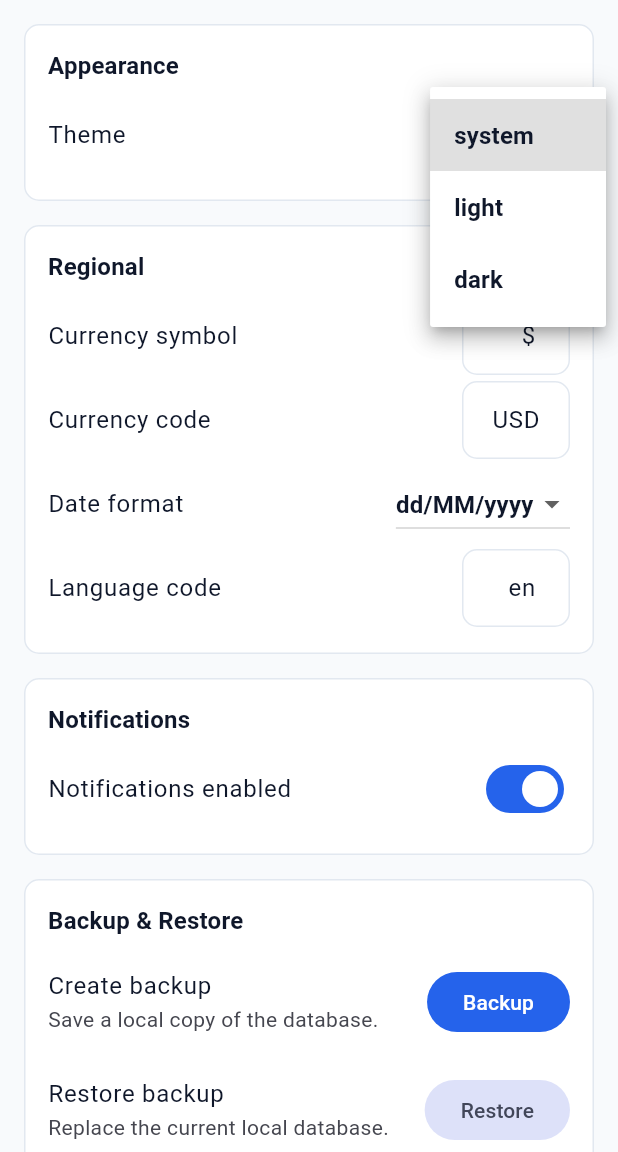
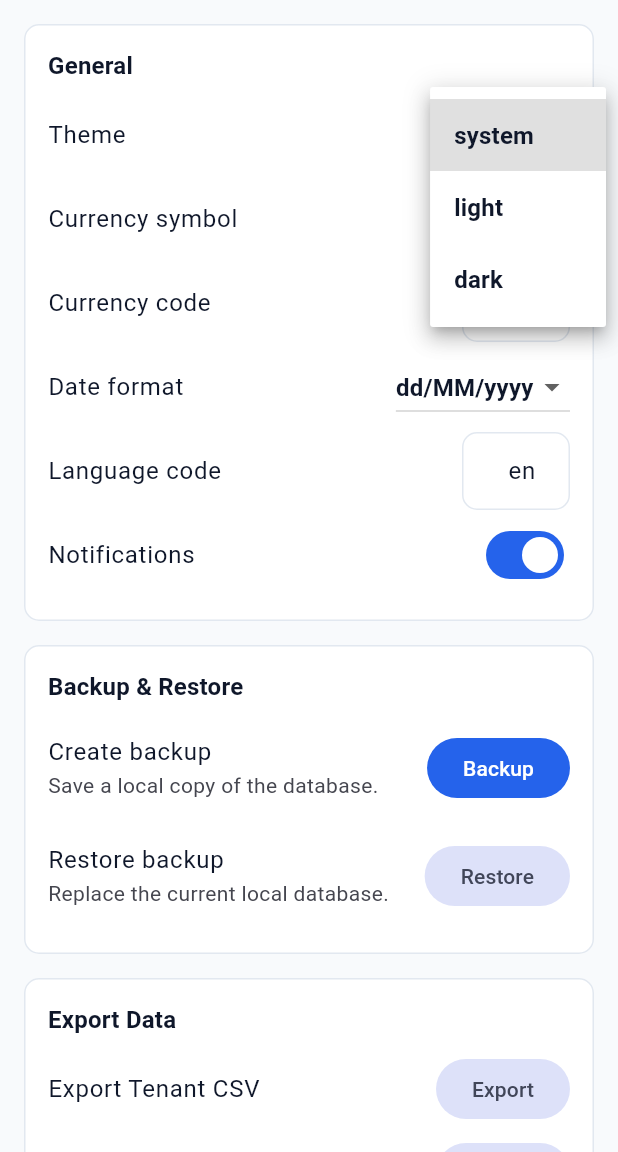
Before and after one commit to AflahShadilk/hostel_management, a Flutter app: the SettingsPage screen opened by its route, after a tap on "system", on a phone screen of 412 x 824 dp, the part 84-1236 px from its top. Run offline on Flutter 3.47's test engine with Material 3 defaults, Android fonts, the phone set to English and light mode, and no system bars; our stand-ins replace equatable, file_picker, flutter_bloc, flutter_secure_storage, get_it, go_router and 5 more; accounts and stored records are empty.

Commit message:
feat(module-7): finalize application settings

```diff
--- a/lib/features/settings/presentation/pages/settings_page.dart
+++ b/lib/features/settings/presentation/pages/settings_page.dart
@@ -1,6 +1,8 @@
 import 'package:flutter/material.dart';
 import 'package:flutter_bloc/flutter_bloc.dart';
+import 'package:package_info_plus/package_info_plus.dart';
 
+import '../../../../core/database/database_constants.dart';
 import '../../../../core/widgets/app_loading_indicator.dart';
 import '../../domain/entities/settings_entity.dart';
 import '../../domain/repositories/export_repository.dart';
@@ -17,9 +19,12 @@ class SettingsPage extends StatefulWidget {
 }
 
 class _SettingsPageState extends State<SettingsPage> {
+  late final Future<PackageInfo> _packageInfo;
+
   @override
   void initState() {
     super.initState();
+    _packageInfo = PackageInfo.fromPlatform();
     WidgetsBinding.instance.addPostFrameCallback((_) {
       if (mounted) context.read<SettingsCubit>().loadSettings();
     });
@@ -64,9 +69,13 @@ class _SettingsPageState extends State<SettingsPage> {
                 return ListView(
                   padding: EdgeInsets.all(padding),
                   children: [
+                    if (isProcessing) const LinearProgressIndicator(),
+                    if (isProcessing) const SizedBox(height: 16),
                     SettingsSection(
-                      title: 'Appearance',
-                      child: SettingsTile(
+                      title: 'General',
+                      child: Column(
+                        children: [
+                          SettingsTile(
                             title: 'Theme',
                             trailing: DropdownButton<String>(
                               value: settings.themeMode,
@@ -82,17 +91,13 @@ class _SettingsPageState extends State<SettingsPage> {
                                   ? null
                                   : (value) {
                                       if (value != null) {
-                                    _save(settings.copyWith(themeMode: value));
+                                        _save(settings.copyWith(
+                                          themeMode: value,
+                                        ));
                                       }
                                     },
                             ),
                           ),
-                    ),
-                    const SizedBox(height: 16),
-                    SettingsSection(
-                      title: 'Regional',
-                      child: Column(
-                        children: [
                           SettingsTile(
                             title: 'Currency symbol',
                             trailing: SizedBox(
@@ -171,14 +176,8 @@ class _SettingsPageState extends State<SettingsPage> {
                               ),
                             ),
                           ),
-                        ],
-                      ),
-                    ),
-                    const SizedBox(height: 16),
-                    SettingsSection(
+                          SettingsTile(
                             title: 'Notifications',
-                      child: SettingsTile(
-                        title: 'Notifications enabled',
                             trailing: Switch(
                               value: settings.notificationsEnabled,
                               onChanged: isProcessing
@@ -187,6 +186,8 @@ class _SettingsPageState extends State<SettingsPage> {
                                         notificationsEnabled: value,
                                       )),
                             ),
+                          ),
+                        ],
                       ),
                     ),
                     const SizedBox(height: 16),
@@ -234,12 +235,69 @@ class _SettingsPageState extends State<SettingsPage> {
                         ],
                       ),
                     ),
+                    const SizedBox(height: 16),
+                    _aboutSection(context),
                   ],
                 );
               },
             );
           },
         ),
+      ),
+    );
+  }
+
+  Widget _aboutSection(BuildContext context) {
+    return SettingsSection(
+      title: 'About',
+      child: FutureBuilder<PackageInfo>(
+        future: _packageInfo,
+        builder: (context, snapshot) {
+          final packageInfo = snapshot.data;
+          final version = packageInfo != null
+              ? 'Version ${packageInfo.version} (${packageInfo.buildNumber})'
+              : snapshot.hasError
+                  ? 'Version information unavailable'
+                  : 'Loading version information...';
+          return Column(
+            children: [
+              SettingsTile(
+                title: 'Hostel Management System',
+                subtitle: version,
+                trailing: const Icon(Icons.info_outline),
+              ),
+              SettingsTile(
+                title: 'Database',
+                subtitle: 'Version ${DatabaseConstants.databaseVersion}',
+                trailing: const Icon(Icons.storage_outlined),
+              ),
+              SettingsTile(
+                title: 'Developer',
+                subtitle: 'Hostel Management Team',
+                trailing: const Icon(Icons.code_outlined),
+              ),
+              SettingsTile(
+                title: 'Copyright',
+                subtitle: 'Copyright ${DateTime.now().year} Hostel Management System',
+                trailing: const Icon(Icons.copyright_outlined),
+              ),
+              SettingsTile(
+                title: 'Open-source licenses',
+                subtitle: 'View licenses for packages used by this app.',
+                trailing: FilledButton.tonal(
+                  onPressed: () => showLicensePage(
+                    context: context,
+                    applicationName: 'Hostel Management System',
+                    applicationVersion: packageInfo == null
+                        ? null
+                        : '${packageInfo.version} (${packageInfo.buildNumber})',
+                  ),
+                  child: const Text('View'),
+                ),
+              ),
+            ],
+          );
+        },
       ),
     );
   }
--- a/pubspec.yaml
+++ b/pubspec.yaml
@@ -45,6 +45,7 @@ dependencies:
   url_launcher: ^6.3.2
   file_picker: ^8.1.7
   pdf: ^3.11.3
+  package_info_plus: ^8.1.4
 
 dev_dependencies:
   flutter_test:
```
Also changed, not shown: pubspec.lock, 1 other file. Lines whose indentation alone changed are shown as unchanged.
